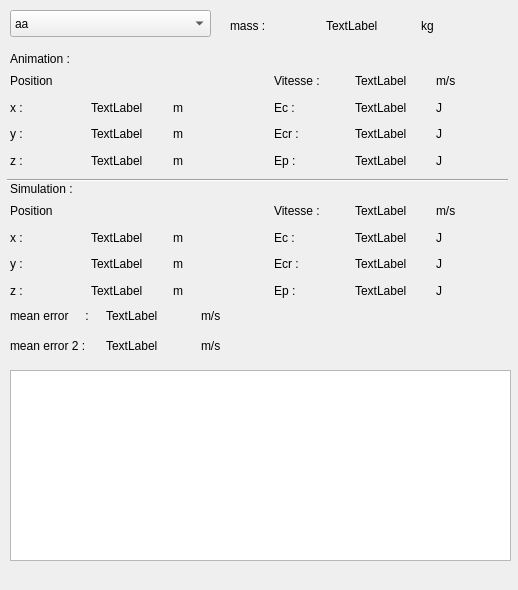
The window that projet/physics/Debugging.ui (LuJu/ProjetMTR) describes before a commit, drawn with Qt 5.
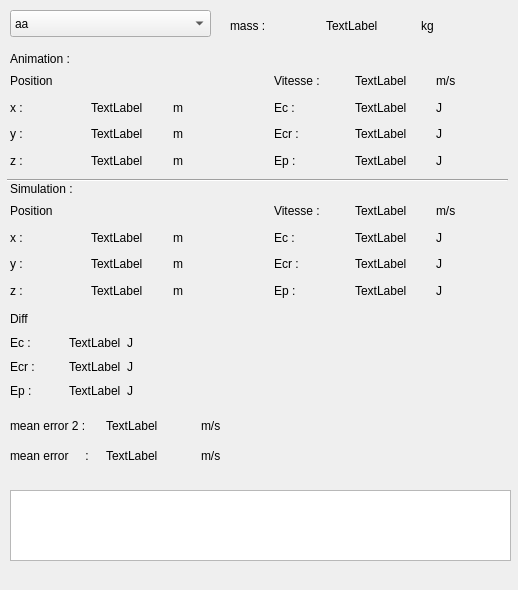
The same window after the commit.

```diff
--- a/projet/physics/Debugging.ui
+++ b/projet/physics/Debugging.ui
@@ -17,9 +17,9 @@
    <property name="geometry">
     <rect>
      <x>10</x>
-     <y>370</y>
+     <y>490</y>
      <width>501</width>
-     <height>191</height>
+     <height>71</height>
     </rect>
    </property>
    <property name="sizePolicy">
@@ -587,7 +587,7 @@
    <property name="geometry">
     <rect>
      <x>10</x>
-     <y>300</y>
+     <y>440</y>
      <width>281</width>
      <height>31</height>
     </rect>
@@ -620,7 +620,7 @@
    <property name="geometry">
     <rect>
      <x>10</x>
-     <y>330</y>
+     <y>410</y>
      <width>281</width>
      <height>31</height>
     </rect>
@@ -649,6 +649,114 @@
     </item>
    </layout>
   </widget>
+  <widget class="QWidget" name="layoutWidget">
+   <property name="geometry">
+    <rect>
+     <x>10</x>
+     <y>310</y>
+     <width>170</width>
+     <height>90</height>
+    </rect>
+   </property>
+   <layout class="QHBoxLayout" name="horizontalLayout_10">
+    <item>
+     <layout class="QVBoxLayout" name="verticalLayout_13">
+      <item>
+       <widget class="QLabel" name="label_33">
+        <property name="text">
+         <string>Diff</string>
+        </property>
+       </widget>
+      </item>
+      <item>
+       <widget class="QLabel" name="label_40">
+        <property name="text">
+         <string>Ec :</string>
+        </property>
+       </widget>
+      </item>
+      <item>
+       <widget class="QLabel" name="label_41">
+        <property name="text">
+         <string>Ecr :</string>
+        </property>
+       </widget>
+      </item>
+      <item>
+       <widget class="QLabel" name="label_42">
+        <property name="text">
+         <string>Ep :</string>
+        </property>
+       </widget>
+      </item>
+     </layout>
+    </item>
+    <item>
+     <layout class="QVBoxLayout" name="verticalLayout_14">
+      <item>
+       <widget class="QLabel" name="simulation_speed_2">
+        <property name="text">
+         <string> </string>
+        </property>
+       </widget>
+      </item>
+      <item>
+       <widget class="QLabel" name="diff_Ke">
+        <property name="text">
+         <string>TextLabel</string>
+        </property>
+       </widget>
+      </item>
+      <item>
+       <widget class="QLabel" name="diff_aKe">
+        <property name="text">
+         <string>TextLabel</string>
+        </property>
+       </widget>
+      </item>
+      <item>
+       <widget class="QLabel" name="diff_Pe">
+        <property name="text">
+         <string>TextLabel</string>
+        </property>
+       </widget>
+      </item>
+     </layout>
+    </item>
+    <item>
+     <layout class="QVBoxLayout" name="verticalLayout_15">
+      <item>
+       <widget class="QLabel" name="label_43">
+        <property name="text">
+         <string/>
+        </property>
+       </widget>
+      </item>
+      <item>
+       <widget class="QLabel" name="label_44">
+        <property name="text">
+         <string>J</string>
+        </property>
+       </widget>
+      </item>
+      <item>
+       <widget class="QLabel" name="label_45">
+        <property name="text">
+         <string>J</string>
+        </property>
+       </widget>
+      </item>
+      <item>
+       <widget class="QLabel" name="label_46">
+        <property name="text">
+         <string>J</string>
+        </property>
+       </widget>
+      </item>
+     </layout>
+    </item>
+   </layout>
+  </widget>
  </widget>
  <resources/>
  <connections/>
```
